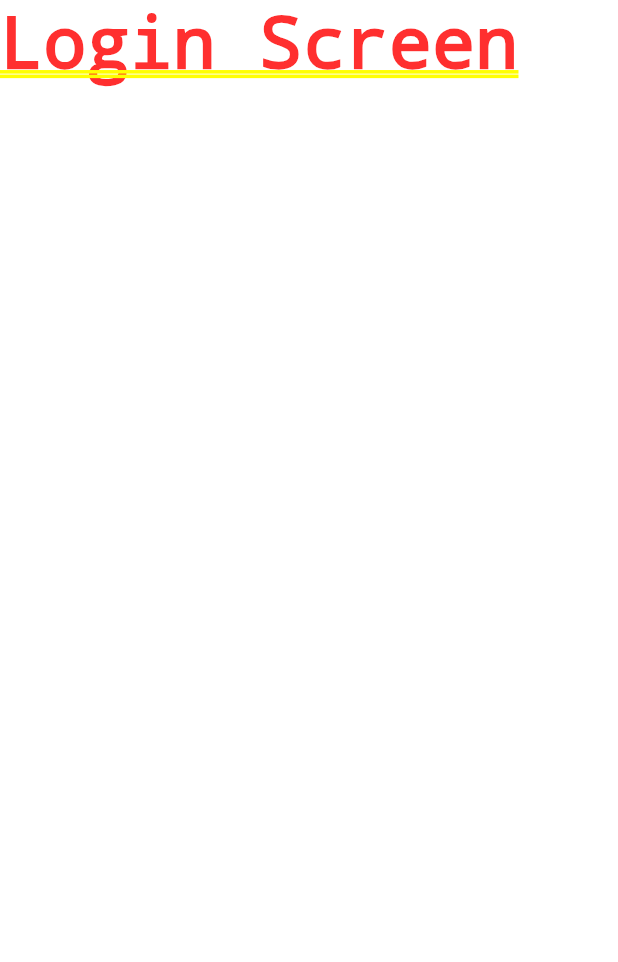
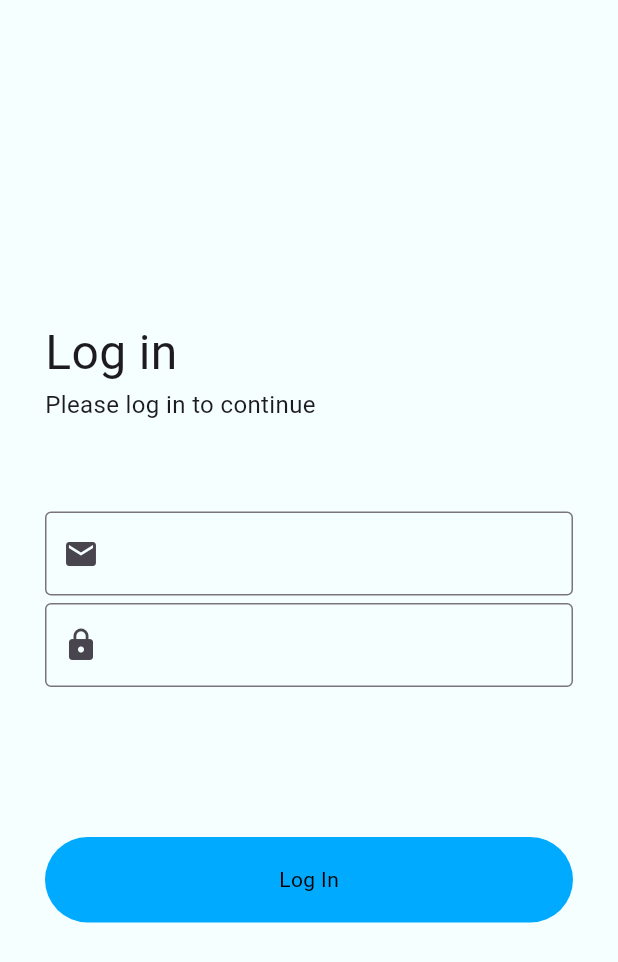
Before and after one commit to TushigBro/glucose-monitoring, a Flutter app: the screen it shows after launch, after a tap on "Log In", on a phone screen of 412 x 824 dp. Shown: the top 962 px of the screen. Run offline on Flutter 3.47's test engine with Material 3 defaults, Android fonts, the phone set to English and light mode, and no system bars.

Commit message:
login screen initialize

```diff
--- a/lib/auth/login_screen.dart
+++ b/lib/auth/login_screen.dart
@@ -10,6 +10,60 @@ class LoginScreen extends StatefulWidget {
 class _LoginScreenState extends State<LoginScreen> {
   @override
   Widget build(BuildContext context) {
-    return Text('Login Screen');
+    return Scaffold(
+      body: Padding(
+        padding: const EdgeInsets.all(30.0),
+        child: Column(
+          mainAxisAlignment: MainAxisAlignment.start,
+          crossAxisAlignment: CrossAxisAlignment.start,
+          children: [
+            const SizedBox(height: 182),
+            const Text(
+              'Log in',
+              style: TextStyle(
+                fontSize: 32,
+              ),
+            ),
+            const Text(
+              'Please log in to continue',
+              style: TextStyle(
+                fontSize: 16,
+              ),
+            ),
+            const SizedBox(height: 60),
+            TextField(
+              decoration: InputDecoration(
+                prefixIcon: Icon(Icons.mail),
+                border: OutlineInputBorder(),
+              ),
+            ),
+            const SizedBox(height: 5),
+            TextField(
+              obscureText: true,
+              decoration: InputDecoration(
+                prefixIcon: Icon(Icons.lock),
+                border: OutlineInputBorder(),
+              ),
+            ),
+            const SizedBox(height: 100),
+            InkWell(
+              child: Container(
+                height: 57,
+                decoration: BoxDecoration(
+                  color: Color(0xff00AAFF),
+                  borderRadius: BorderRadius.circular(30.0),
+                ),
+                child: Center(
+                  child: Text(
+                    'Log In',
+                    style: TextStyle(color: Colors.black),
+                  ),
+                ),
+              ),
+            ),
+          ],
+        ),
+      ),
+    );
   }
 }
```
